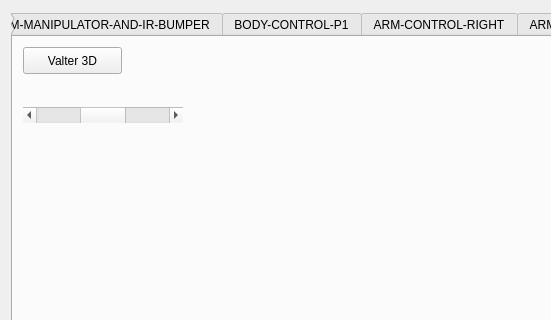
This is software/computer/client/qt/expclient/mainwindow.ui in wercool/valter as Qt 5 draws it before an edit; both pictures show x 0 to 551 and y 0 to 320 of the 879 by 601 pixel window. The edited form follows.
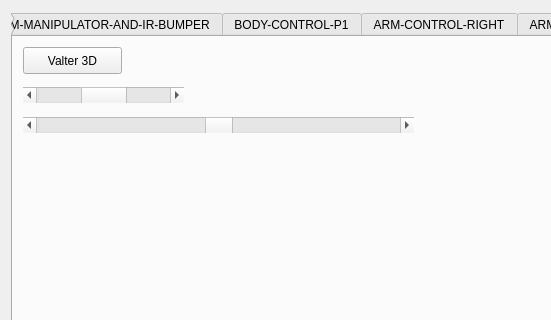
This is the edited form. Icons and pictures are not drawn.

What changed in the file:
```diff
--- a/software/computer/client/qt/expclient/mainwindow.ui
+++ b/software/computer/client/qt/expclient/mainwindow.ui
@@ -9823,8 +9823,8 @@
         <property name="geometry">
          <rect>
           <x>10</x>
-          <y>70</y>
-          <width>160</width>
+          <y>50</y>
+          <width>161</width>
           <height>16</height>
          </rect>
         </property>
@@ -9841,6 +9841,28 @@
          <enum>Qt::Horizontal</enum>
         </property>
        </widget>
+       <widget class="QScrollBar" name="horizontalScrollBar_9">
+        <property name="geometry">
+         <rect>
+          <x>10</x>
+          <y>80</y>
+          <width>391</width>
+          <height>16</height>
+         </rect>
+        </property>
+        <property name="minimum">
+         <number>-180</number>
+        </property>
+        <property name="maximum">
+         <number>180</number>
+        </property>
+        <property name="singleStep">
+         <number>0</number>
+        </property>
+        <property name="orientation">
+         <enum>Qt::Horizontal</enum>
+        </property>
+       </widget>
       </widget>
      </widget>
     </item>
```
Left out of the diff: 8 changed lines with no effect on the pictures.
